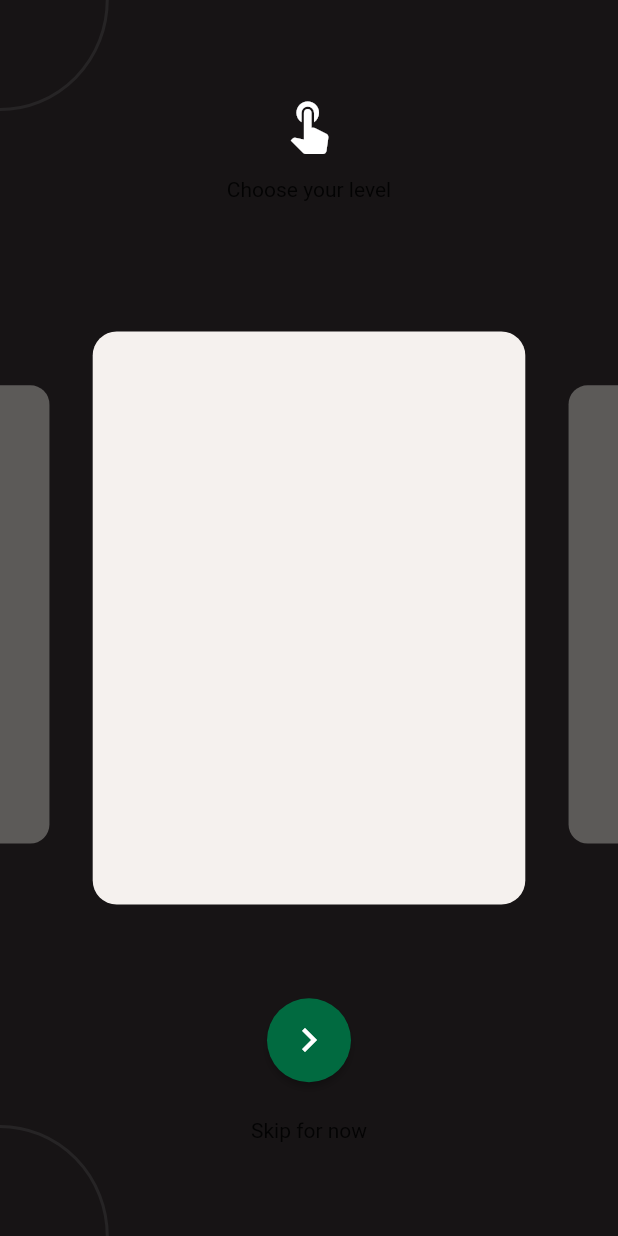
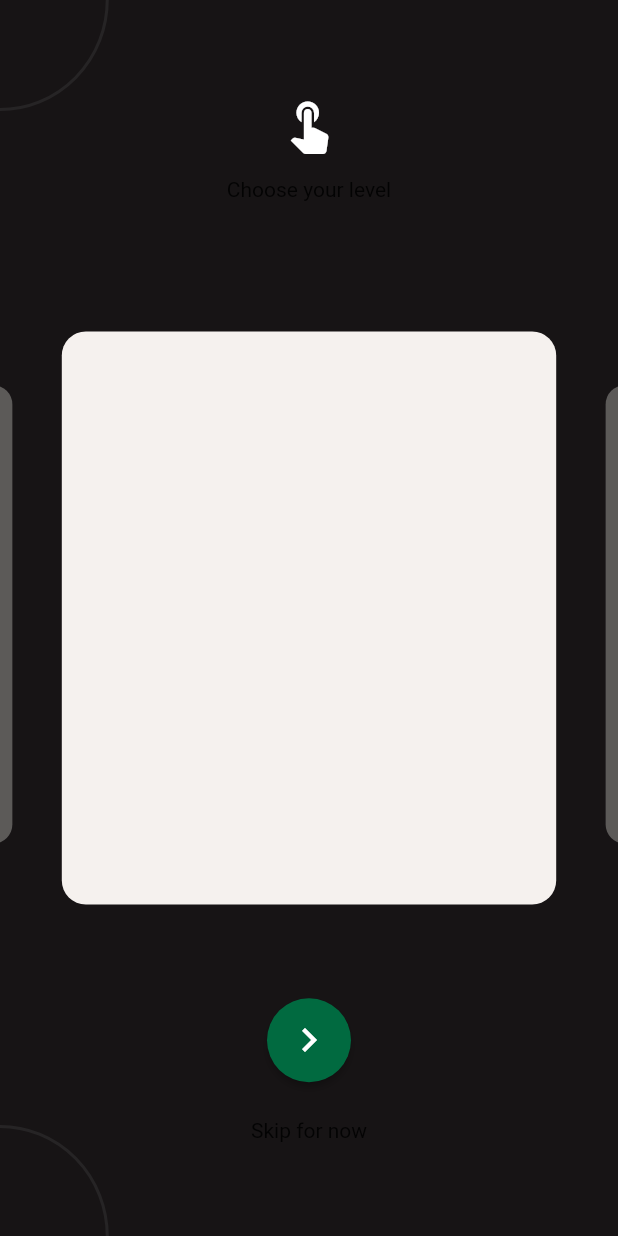
Before and after one commit to EdsonMello-code/tennis_app, a Flutter app: the screen it shows after launch, swiped to page 2, on a phone screen of 412 x 824 dp. Run offline on Flutter 3.47's test engine with Material 2 defaults, Android fonts, the light colour scheme and no system bars; our stand-ins replace google_fonts; statements that could not run were skipped.

Commit message:
refactor: added some number in dimension file

```diff
--- a/lib/app/modules/choose_level/constants/choose_level_dimensions.dart
+++ b/lib/app/modules/choose_level/constants/choose_level_dimensions.dart
@@ -1,3 +1,5 @@
+import 'dart:ui';
+
 class ChooseLevelDimensions {
   const ChooseLevelDimensions._();
 
@@ -8,4 +10,14 @@ class ChooseLevelDimensions {
   static const double cirlceButtonSize = 56;
   static const double defaultPaddingEight = 8.0;
   static const double iconChevronSize = 32.0;
+  static const double chooseLevelQuantityPadding = 3.0;
+  static const double customChooseLevelPageViewTilePadding = 24.0;
+  static const double customChooseLevelPageViewBorderRadius = 16.0;
+  static const double chooseLevelZero = 0.0;
+  static const double chooseLevelHeightOfPageView = 406.0;
+
+  static const double pageViewVewportFraction = 0.8;
+  static const double pageViewCardNotMainScale = 0.8;
+  static const double pageViewCardMainScale = 0.7;
+  static const Size customScaffoldSelectChooseSizeOfPainters = Size(143, 146);
 }
--- a/lib/app/modules/choose_level/pages/choose_level_page.dart
+++ b/lib/app/modules/choose_level/pages/choose_level_page.dart
@@ -22,7 +22,9 @@ class _ChooseLevelPageState extends State<ChooseLevelPage> {
   @override
   void initState() {
     super.initState();
-    pageViewController = PageController(viewportFraction: 0.70);
+    pageViewController = PageController(
+      viewportFraction: ChooseLevelDimensions.pageViewVewportFraction,
+    );
   }
 
   @override
@@ -57,7 +59,8 @@ class _ChooseLevelPageState extends State<ChooseLevelPage> {
                     ),
                     Padding(
                       padding: const EdgeInsets.only(
-                        top: ChooseLevelDimensions.defaultPaddingEight * 3,
+                        top: ChooseLevelDimensions.defaultPaddingEight *
+                            ChooseLevelDimensions.chooseLevelQuantityPadding,
                       ),
                       child: Text(
                         ChooseLevelText.instance.SkipTitle,
--- a/lib/app/modules/choose_level/widgets/custom_choose_level_page_view_tile_widget.dart
+++ b/lib/app/modules/choose_level/widgets/custom_choose_level_page_view_tile_widget.dart
@@ -1,4 +1,5 @@
 import 'package:flutter/material.dart';
+import 'package:tennis_app/app/modules/choose_level/constants/choose_level_dimensions.dart';
 
 class CustomChooseLevelPageViewTileWidget extends StatelessWidget {
   final Color backgroundColor;
@@ -10,11 +11,13 @@ class CustomChooseLevelPageViewTileWidget extends StatelessWidget {
   @override
   Widget build(BuildContext context) {
     return Padding(
-      padding: const EdgeInsets.only(top: 24.0),
+      padding: const EdgeInsets.only(
+        top: ChooseLevelDimensions.customChooseLevelPageViewTilePadding,
+      ),
       child: Container(
         decoration: BoxDecoration(
           borderRadius: BorderRadius.circular(
-            16.0,
+            ChooseLevelDimensions.customChooseLevelPageViewBorderRadius,
           ),
           color: backgroundColor,
         ),
--- a/lib/app/modules/choose_level/widgets/custom_choose_level_page_view_widget.dart
+++ b/lib/app/modules/choose_level/widgets/custom_choose_level_page_view_widget.dart
@@ -1,6 +1,7 @@
 import 'dart:ui';
 
 import 'package:flutter/material.dart';
+import 'package:tennis_app/app/modules/choose_level/constants/choose_level_dimensions.dart';
 import 'package:tennis_app/app/modules/choose_level/widgets/custom_choose_level_page_view_tile_widget.dart';
 
 class CustomChooseLevelPageViewWidget extends StatefulWidget {
@@ -18,7 +19,7 @@ class CustomChooseLevelPageViewWidget extends StatefulWidget {
 
 class _CustomChooseLevelPageViewWidgetState
     extends State<CustomChooseLevelPageViewWidget> {
-  double _currentPage = 0.0;
+  double _currentPage = ChooseLevelDimensions.chooseLevelZero;
 
   @override
   void initState() {
@@ -26,7 +27,8 @@ class _CustomChooseLevelPageViewWidgetState
 
     widget.pageViewController.addListener(() {
       setState(() {
-        _currentPage = widget.pageViewController.page ?? 0.0;
+        _currentPage = widget.pageViewController.page ??
+            ChooseLevelDimensions.chooseLevelZero;
       });
     });
   }
@@ -35,7 +37,7 @@ class _CustomChooseLevelPageViewWidgetState
   @override
   Widget build(BuildContext context) {
     return SizedBox(
-      height: 406,
+      height: ChooseLevelDimensions.chooseLevelHeightOfPageView,
       child: PageView.builder(
         scrollDirection: Axis.horizontal,
         itemCount: pages.length,
--- a/lib/app/modules/choose_level/widgets/custom_scaffold_select_choose_widget.dart
+++ b/lib/app/modules/choose_level/widgets/custom_scaffold_select_choose_widget.dart
@@ -1,4 +1,5 @@
 import 'package:flutter/material.dart';
+import 'package:tennis_app/app/modules/choose_level/constants/choose_level_dimensions.dart';
 
 import '../../../core/painters/choose_level_bottom_left_painter.dart';
 import '../../../core/painters/choose_level_top_left_painter.dart';
@@ -25,18 +26,20 @@ class CustomScaffoldSelectChooseWidget extends StatelessWidget {
           children: [
             child,
             Positioned(
-              top: 0,
-              left: 0,
+              top: ChooseLevelDimensions.chooseLevelZero,
+              left: ChooseLevelDimensions.chooseLevelZero,
               child: CustomPaint(
-                size: const Size(143, 146),
+                size: ChooseLevelDimensions
+                    .customScaffoldSelectChooseSizeOfPainters,
                 painter: ChooseLevelTopLeftPainter(),
               ),
             ),
             Positioned(
-              bottom: 0,
-              left: 0,
+              bottom: ChooseLevelDimensions.chooseLevelZero,
+              left: ChooseLevelDimensions.chooseLevelZero,
               child: CustomPaint(
-                size: const Size(143, 146),
+                size: ChooseLevelDimensions
+                    .customScaffoldSelectChooseSizeOfPainters,
                 painter: ChooseLevelBottomLeftPainter(),
               ),
             ),
```
